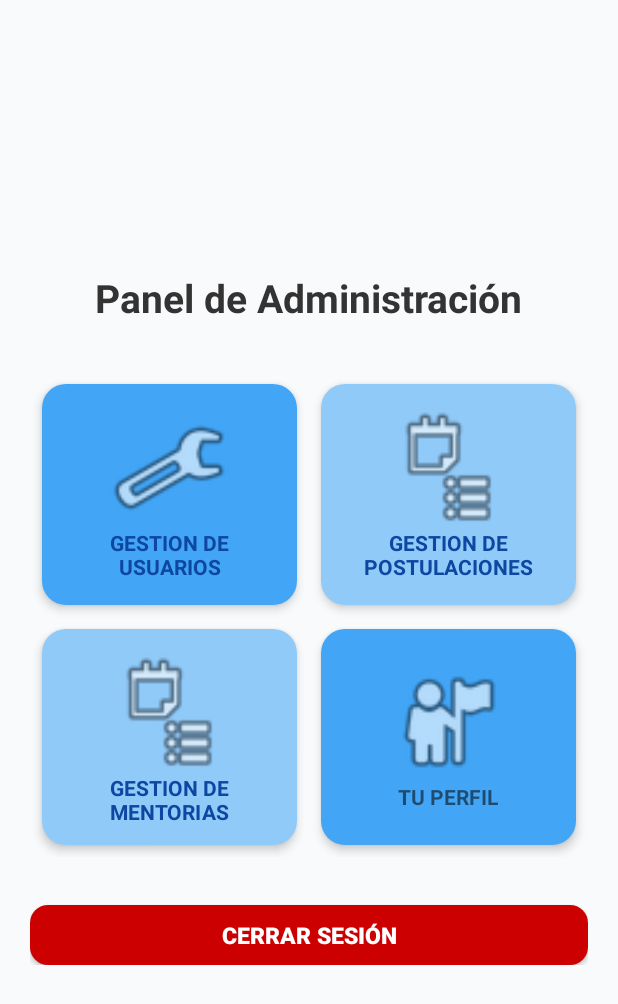
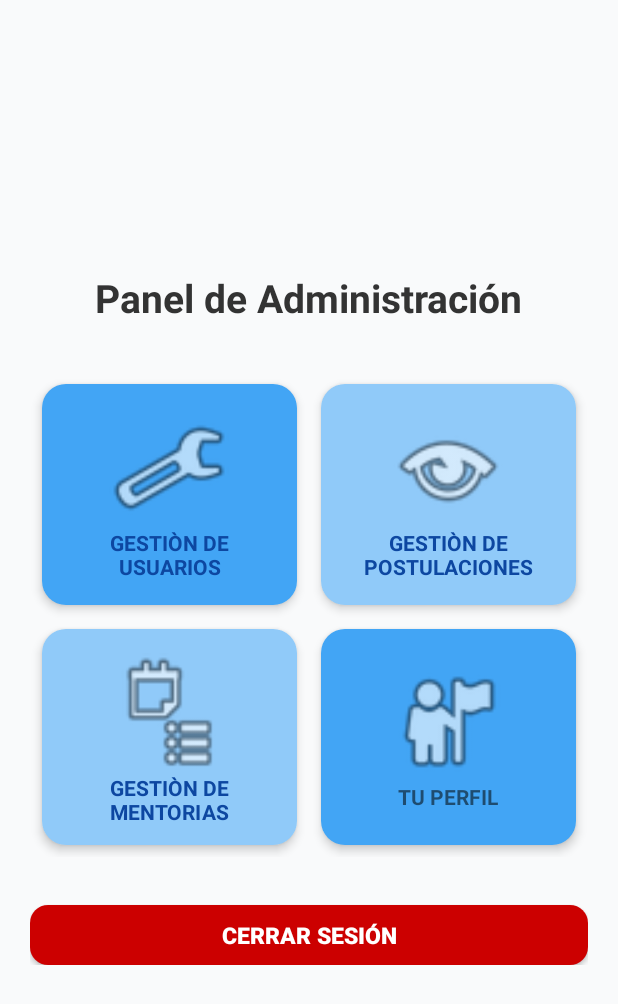
Before and after one commit to gabrielleal23/ConectandoApp, an Android app built with Jetpack Compose: the AdminActivity screen opened directly, with no data from a screen before it, on a phone screen of 412 x 824 dp. Shown: the top 1004 px of the screen. Run offline under Robolectric (Android 15) with nearby library versions, the phone set to English and light mode, and no system bars.

Commit message:
Actualizacion para app en huawei modo admin completa

```diff
--- a/app/src/main/res/layout-ldltr/activity_admin_home.xml
+++ b/app/src/main/res/layout-ldltr/activity_admin_home.xml
@@ -58,7 +58,7 @@
                 <TextView
                     android:layout_width="wrap_content"
                     android:layout_height="wrap_content"
-                    android:text="GESTION DE USUARIOS"
+                    android:text="GESTIÒN DE USUARIOS"
                     android:textStyle="bold"
                     android:gravity="center"
                     android:textColor="@color/color_texto_oscuro"
@@ -84,13 +84,13 @@
                 <ImageView
                     android:layout_width="80dp"
                     android:layout_height="80dp"
-                    android:src="@android:drawable/ic_menu_agenda"
+                    android:src="@android:drawable/ic_menu_view"
                    />
 
                 <TextView
                     android:layout_width="wrap_content"
                     android:layout_height="wrap_content"
-                    android:text="GESTION DE POSTULACIONES"
+                    android:text="GESTIÒN DE POSTULACIONES"
                     android:textColor="@color/color_texto_oscuro"
                     android:textSize="14sp"
                     android:textStyle="bold"
@@ -122,7 +122,7 @@
                     android:layout_width="wrap_content"
                     android:layout_height="wrap_content"
                     android:gravity="center"
-                    android:text="GESTION DE MENTORIAS"
+                    android:text="GESTIÒN DE MENTORIAS"
                     android:textStyle="bold"
                     android:textColor="@color/color_texto_oscuro"
                     android:textSize="14sp" />
```
